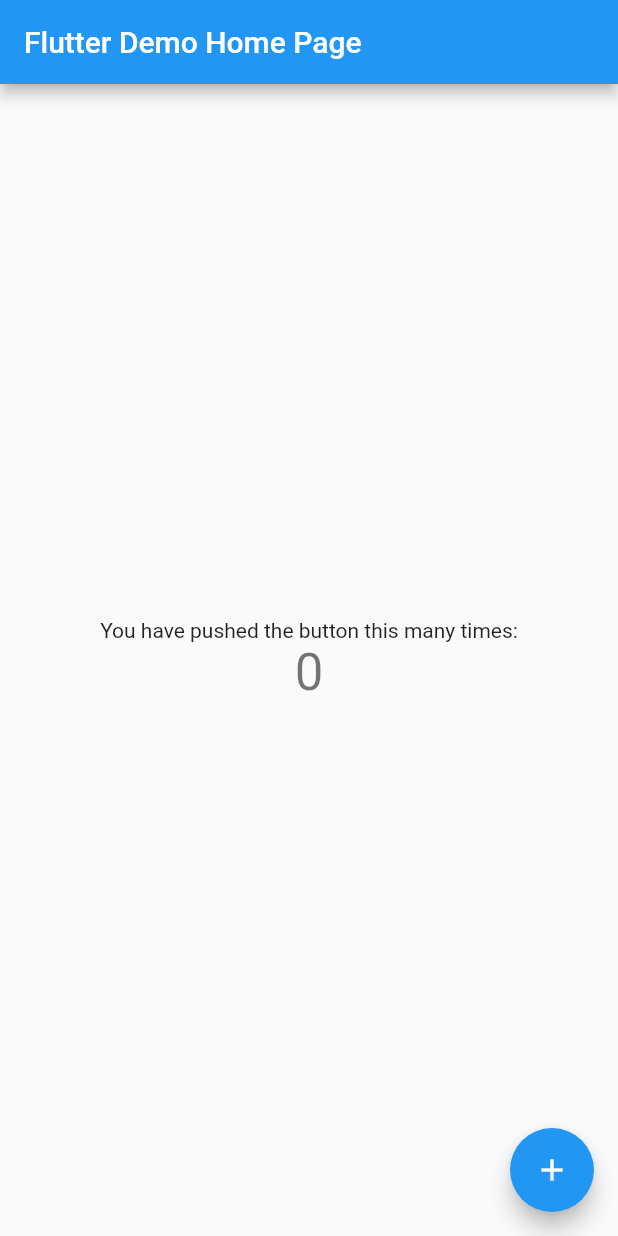
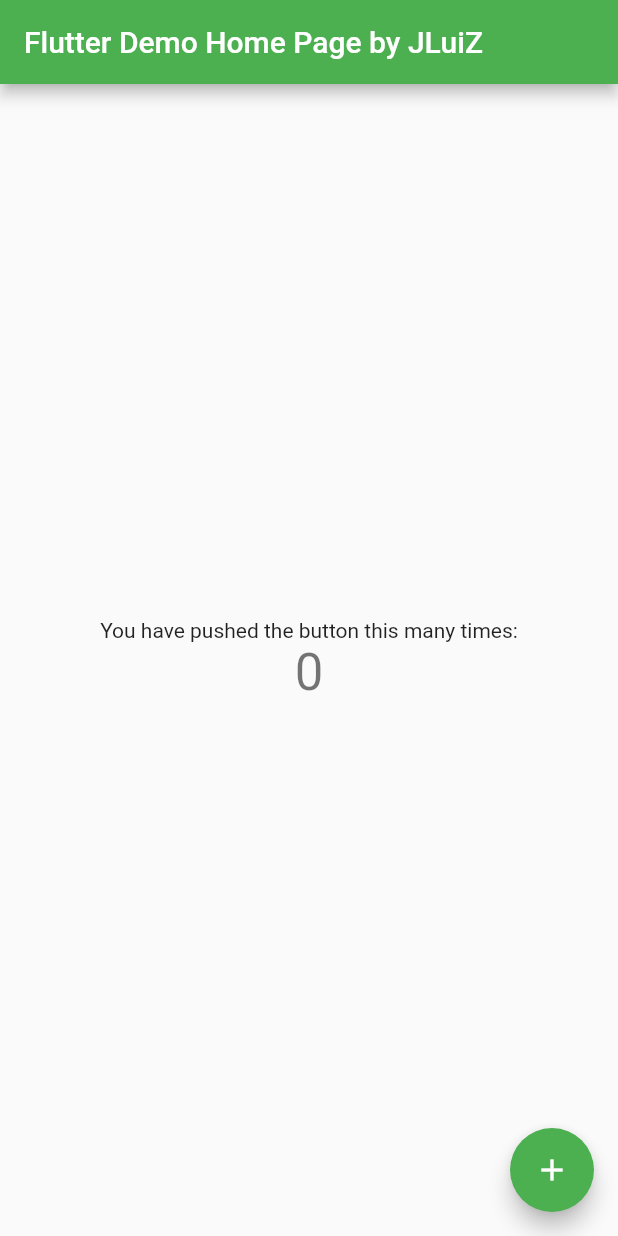
Before and after one commit to jluiz20/flutter_test_drive_app, a Flutter app: the screen it shows after launch, on a phone screen of 412 x 824 dp. Run offline on Flutter 3.47's test engine with Material 2 defaults, Android fonts, the phone set to English and light mode, and no system bars.

Commit message:
changed the color and app title

```diff
--- a/lib/main.dart
+++ b/lib/main.dart
@@ -17,9 +17,9 @@ class MyApp extends StatelessWidget {
         // "hot reload" (press "r" in the console where you ran "flutter run",
         // or press Run > Flutter Hot Reload in IntelliJ). Notice that the
         // counter didn't reset back to zero; the application is not restarted.
-        primarySwatch: Colors.blue,
+        primarySwatch: Colors.green,
       ),
-      home: new MyHomePage(title: 'Flutter Demo Home Page'),
+      home: new MyHomePage(title: 'Flutter Demo Home Page by JLuiZ'),
     );
   }
 }
```
